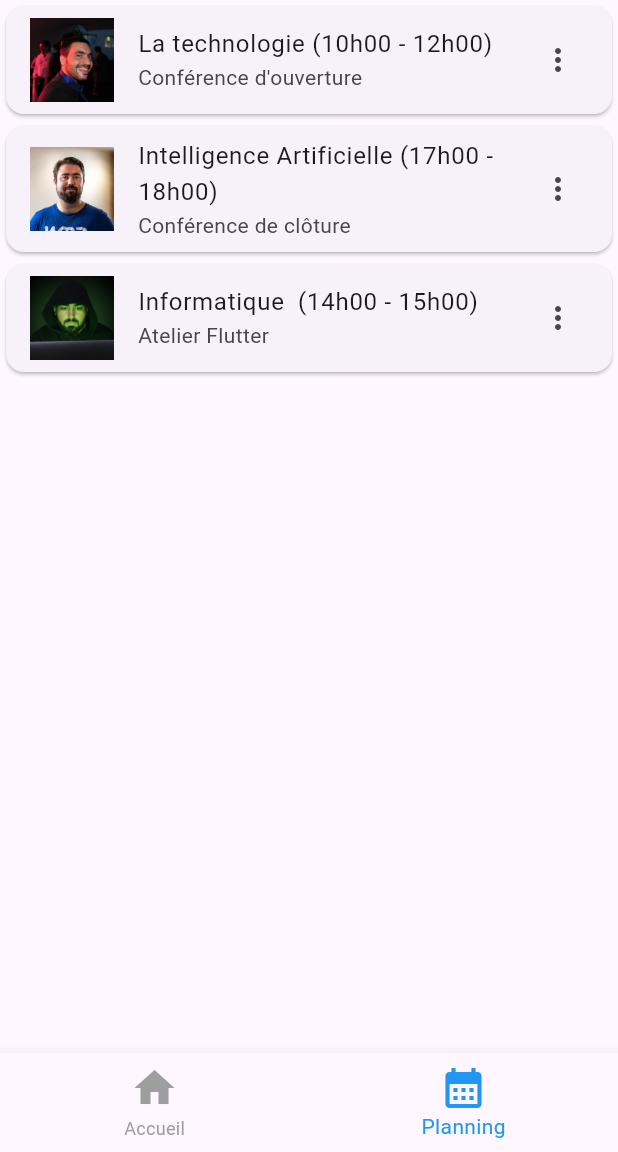
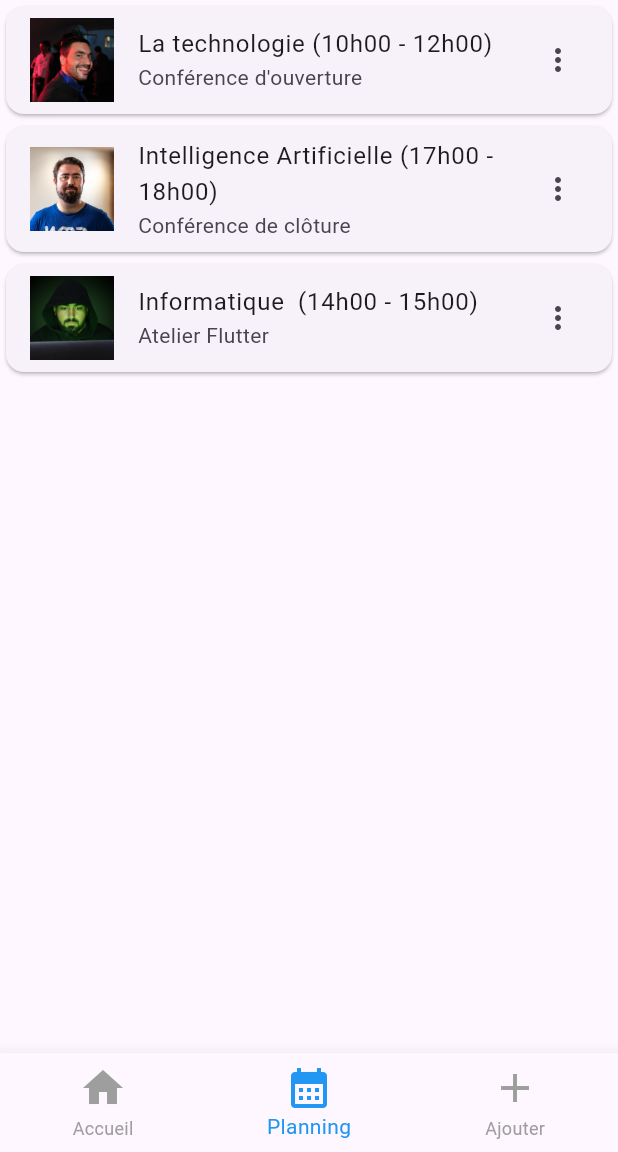
Before and after one commit to layesow/Salon-conference, a Flutter app: the screen it shows after launch, item 2 of the bottom bar chosen, on a phone screen of 412 x 824 dp, the part 84-1236 px from its top. Run offline on Flutter 3.47's test engine with Material 3 defaults, Android fonts, the phone set to English and light mode, and no system bars; our stand-ins replace flutter_svg.

Commit message:
ajouter une page pour creation de planing

```diff
--- a/lib/main.dart
+++ b/lib/main.dart
@@ -1,4 +1,5 @@
 import 'package:flutter/material.dart';
+import 'package:salonconf/pages/add_event_page.dart';
 import 'package:salonconf/pages/event_page.dart';
 import 'package:salonconf/pages/home_page.dart';
 void main() {
@@ -37,7 +38,8 @@ class _MyAppState extends State<MyApp> {
         ),
         body: [
           const HomePage(),
-          const EventPage()
+          const EventPage(),
+          const AddEventPage()
         ][_currentIndex], // affiche la page correspondant à l'index sélectionné
 
         bottomNavigationBar: BottomNavigationBar(
@@ -49,6 +51,7 @@ class _MyAppState extends State<MyApp> {
           unselectedItemColor: Colors.grey, // couleur des icônes non sélectionnées
           iconSize: 32, // taille des icônes
           elevation: 10, // ombre
+          type: BottomNavigationBarType.fixed, // type de navigation
 
           items: const [
             BottomNavigationBarItem(
@@ -59,6 +62,10 @@ class _MyAppState extends State<MyApp> {
               icon: Icon(Icons.calendar_month),
               label: "Planning"
             ),
+            BottomNavigationBarItem(
+              icon: Icon(Icons.add),
+              label: "Ajouter"
+            ),
           ],
         ),
       ),
--- a/lib/pages/home_page.dart
+++ b/lib/pages/home_page.dart
@@ -33,7 +33,7 @@ class HomePage extends StatelessWidget {
               textAlign: TextAlign.center,
             ),
             const SizedBox(height: 20),
-            ElevatedButton.icon(
+            /* ElevatedButton.icon(
               style: ButtonStyle(
                 backgroundColor: WidgetStateProperty.all(Colors.blue)
               ),
@@ -57,7 +57,7 @@ class HomePage extends StatelessWidget {
                 Icons.calendar_month,
                 color: Colors.white,
               ),
-            )
+            ) */
           ],
         ),
       );
```
Also changed, not shown: lib/pages/add_event_page.dart (+17 -0 lines).
